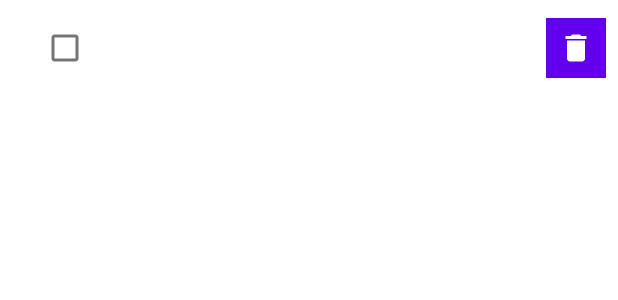
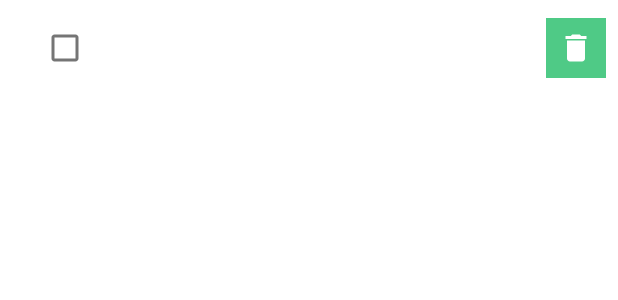
Before and after one commit to rafi365/Proj_kel_F_mobile, an Android app: the layout item_note.xml on its own in the app's theme, with its tools: preview values and no code run, on a phone screen of 412 x 824 dp. Shown: the top 300 px of the screen. Run offline under Robolectric (Android 15) with nearby library versions, the phone set to English and light mode, and no system bars.

Commit message:
change colors

```diff
--- a/KusaList/app/src/main/res/values/colors.xml
+++ b/KusaList/app/src/main/res/values/colors.xml
@@ -1,9 +1,9 @@
 <?xml version="1.0" encoding="utf-8"?>
 <resources>
     <color name="purple_200">#FFBB86FC</color>
-    <color name="purple_500">#FF6200EE</color>
+    <color name="purple_500">#4FCA86</color>
     <color name="purple_700">#FF3700B3</color>
-    <color name="teal_200">#FF03DAC5</color>
+    <color name="teal_200">#4FCA86</color>
     <color name="teal_700">#FF018786</color>
     <color name="black">#FF000000</color>
     <color name="white">#FFFFFFFF</color>
```
